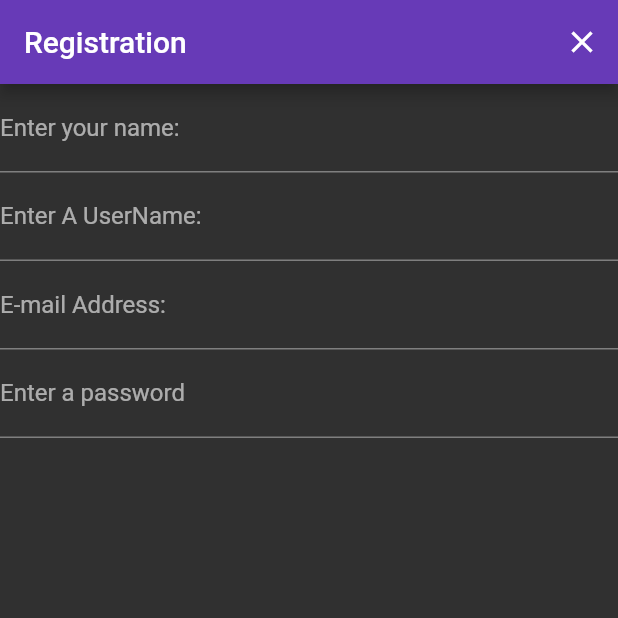
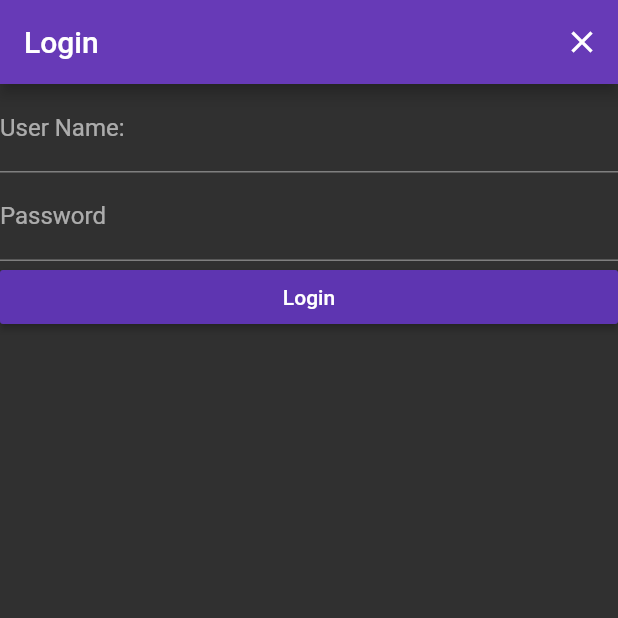
Before and after one commit to kingbsolomon/ChooseMyAdventureCAP, a Flutter app: the screen it shows after launch, after a tap on "Login", on a phone screen of 412 x 824 dp, the top half of it. Run offline on Flutter 3.47's test engine with Material 2 defaults, Android fonts, the phone set to English and light mode, and no system bars; our stand-ins replace video_player; Roboto replaces fonts that are missing (Anton-Regular).

Commit message:
updated background video code

```diff
--- /dev/null
+++ b/lib/background_video.dart
@@ -0,0 +1,88 @@
+import 'dart:async';
+
+import 'package:flutter/material.dart';
+import 'package:flutter/services.dart';
+import 'package:flutter/widgets.dart';
+import 'package:video_player/video_player.dart';
+
+class BackGroundVideo extends StatefulWidget {
+  @override
+  _BackGroundVideoState createState() => _BackGroundVideoState();
+}
+
+class _BackGroundVideoState extends State<BackGroundVideo> {
+  VideoPlayerController _controller;
+
+  @override
+  void initState() {
+    super.initState();
+    _controller = VideoPlayerController.asset(
+        'assets/background.mp4')
+      ..initialize().then((_) {
+        _controller.play();
+        _controller.setLooping(true);
+        // Ensure the first frame is shown after the video is initialized, even before the play button has been pressed.
+        setState(() {});
+      });
+  }
+
+    @override
+    Widget build(BuildContext context) {
+     return //MaterialApp(
+//        home: Scaffold(
+//          body: Stack(
+//            children: <Widget>[
+              SizedBox.expand(
+                child: FittedBox(
+                  fit: BoxFit.cover,
+                  child: SizedBox(
+                    width: _controller.value.size?.width ?? 0,
+                    height: _controller.value.size?.height ?? 0,
+                    child: VideoPlayer(_controller),
+                  ),
+                ),
+              );
+//              ),
+//            ],
+//          ),
+//        ),
+//      );
+    }
+
+
+
+//  @override
+//  Widget build(BuildContext context) {
+//    return MaterialApp(
+//      title: 'Video Demo',
+//      home: Scaffold(
+//        body: Center(
+//          child: _controller.value.initialized
+//              ? AspectRatio(
+//            aspectRatio: _controller.value.aspectRatio,
+//            child: VideoPlayer(_controller),
+//          )
+//              : Container(),
+//        ),
+//        floatingActionButton: FloatingActionButton(
+//          onPressed: () {
+//            setState(() {
+//              _controller.value.isPlaying
+//                  ? _controller.pause()
+//                  : _controller.play();
+//            });
+//          },
+//          child: Icon(
+//            _controller.value.isPlaying ? Icons.pause : Icons.play_arrow,
+//          ),
+//        ),
+//      ),
+//    );
+//  }
+//
+ @override
+void dispose() {
+super.dispose();
+_controller.dispose();
+  }
+}
--- a/lib/main.dart
+++ b/lib/main.dart
@@ -1,5 +1,6 @@
-import 'package:flutter/material.dart';
 
+
+import 'package:capstone_choosemyadventure/background_video.dart';
 import 'package:flutter/material.dart';
 
 void main() {
@@ -37,49 +38,57 @@ class _HomePageState extends State<HomePage> {
       appBar: new AppBar(
         title: new Text('Choose My Adventure'),
       ),
-        body: Column(
+      body: Stack(
+        children: [
+          BackGroundVideo(),
+          Column(
             mainAxisAlignment: MainAxisAlignment.center,
             children: <Widget>[
-            Row(
-              mainAxisAlignment: MainAxisAlignment.center,
-              children: [
+              Row(mainAxisAlignment: MainAxisAlignment.center, children: [
                 RaisedButton(
                   onPressed: () {
                     Navigator.push(
                       context,
-                        MaterialPageRoute(builder: (context) => RegistrationForm(
-                      )),
+                      MaterialPageRoute(builder: (context) => Login()),
                     );
                   },
                   color: Colors.deepPurple,
                   child: Text('Login'),
                 ),
               ]),
-                Row(
-                    mainAxisAlignment: MainAxisAlignment.center,
-                    children: [
+              Row(mainAxisAlignment: MainAxisAlignment.center, children: [
                 RaisedButton(
-                        onPressed: () {},
+                  onPressed: () {
+                    Navigator.push(
+                      context,
+                      MaterialPageRoute(builder: (context) => RegistrationForm()),
+                    );
+                  },
                   color: Colors.deepPurple,
                   child: Text('Register'),
                 ),
               ]),
+        ],
+      )
+
+
           ]),
     );
   }
 }
 
-class RegistrationForm extends StatefulWidget{
+class RegistrationForm extends StatefulWidget {
   @override
-  RegistrationFormState createState(){
+  RegistrationFormState createState() {
     return RegistrationFormState();
   }
 }
+
 //apparently new is not needed
-class RegistrationFormState extends State<RegistrationForm>{
+class RegistrationFormState extends State<RegistrationForm> {
   final _formKey = GlobalKey<FormState>();
   @override
-  Widget build(BuildContext context){
+  Widget build(BuildContext context) {
     return Scaffold(
       appBar: AppBar(
         automaticallyImplyLeading: false,
@@ -89,59 +98,97 @@ class RegistrationFormState extends State<RegistrationForm>{
               icon: Icon(
                 Icons.close,
               ),
-              onPressed: (){
+              onPressed: () {
                 Navigator.pop(context,
-                MaterialPageRoute(builder: (context)=> HomePage(
-                )));
+                    MaterialPageRoute(builder: (context) => HomePage()));
               })
         ],
-
       ),
       body: Container(
         child: Form(
-                key:_formKey,
-                  child:
-                      ListView(
-                          children:[
+          key: _formKey,
+          child: ListView(
+            children: [
               TextFormField(
                 keyboardType: TextInputType.name,
                 decoration: InputDecoration(
-                                hintText: 'Full Name',
-                                labelText: 'Enter your name:'
-                            ),
+                    hintText: 'Full Name', labelText: 'Full Name:'),
               ),
               TextFormField(
                 keyboardType: TextInputType.name,
                 decoration: InputDecoration(
-                                  hintText: 'User Name',
-                                  labelText: 'Enter A UserName:'
-                              ),
+                    hintText: 'User Name', labelText: 'User Name:'),
               ),
               TextFormField(
                 keyboardType: TextInputType.emailAddress,
                 decoration: InputDecoration(
-                                  hintText: 'you@example.com',
-                                  labelText: 'E-mail Address:'
-                              ),
+                    hintText: 'you@example.com', labelText: 'E-mail Address:'),
               ),
               TextFormField(
-                              obscureText:true,
+                obscureText: true,
                 decoration: InputDecoration(
-                                  hintText: 'Password',
-                                  labelText: 'Enter a password'
+                    hintText: 'Password', labelText: 'Password'),
               ),
+              RaisedButton(
+                onPressed: () {},
+                child: Text('Register'),
               ),
             ],
           ),
-
-
-
-
-
-
         ),
       ),
-
     );
   }
 }
+
+class Login extends StatefulWidget {
+  @override
+  LoginState createState() {
+    return LoginState();
+  }
+}
+
+//apparently new is not needed
+class LoginState extends State<Login> {
+  @override
+  Widget build(BuildContext context) {
+    return Scaffold(
+      appBar: AppBar(
+        automaticallyImplyLeading: false,
+        title: Text('Login'),
+        actions: [
+          IconButton(
+              icon: Icon(
+                Icons.close,
+              ),
+              onPressed: () {
+                Navigator.pop(context,
+                    MaterialPageRoute(builder: (context) => HomePage()));
+              })
+        ],
+      ),
+      body: Container(
+        child: Form(
+          child: ListView(
+            children: [
+              TextFormField(
+                keyboardType: TextInputType.name,
+                decoration: InputDecoration(
+                    hintText: 'User Name', labelText: 'User Name:'),
+              ),
+              TextFormField(
+                obscureText: true,
+                decoration: InputDecoration(
+                    hintText: 'Password', labelText: 'Password'),
+              ),
+              RaisedButton(
+                child: Text('Login'),
+                onPressed: () {},
+              ),
+            ],
+          ),
+        ),
+      ),
+    );
+  }
+}
```
Lines whose indentation alone changed are shown as unchanged.
